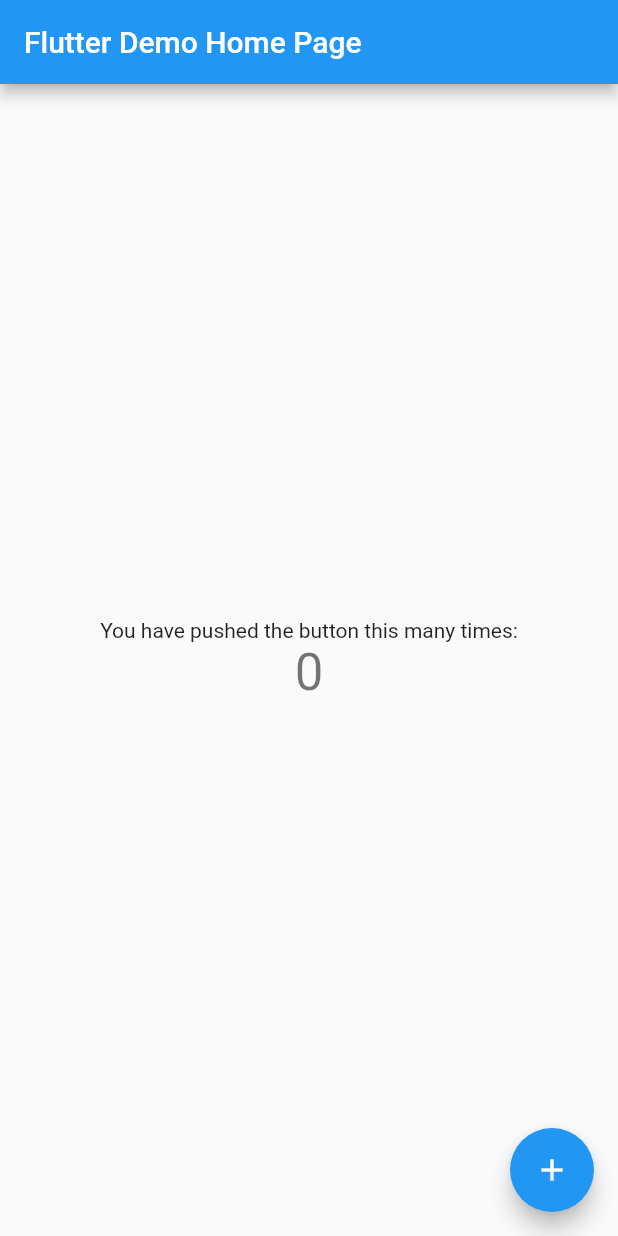
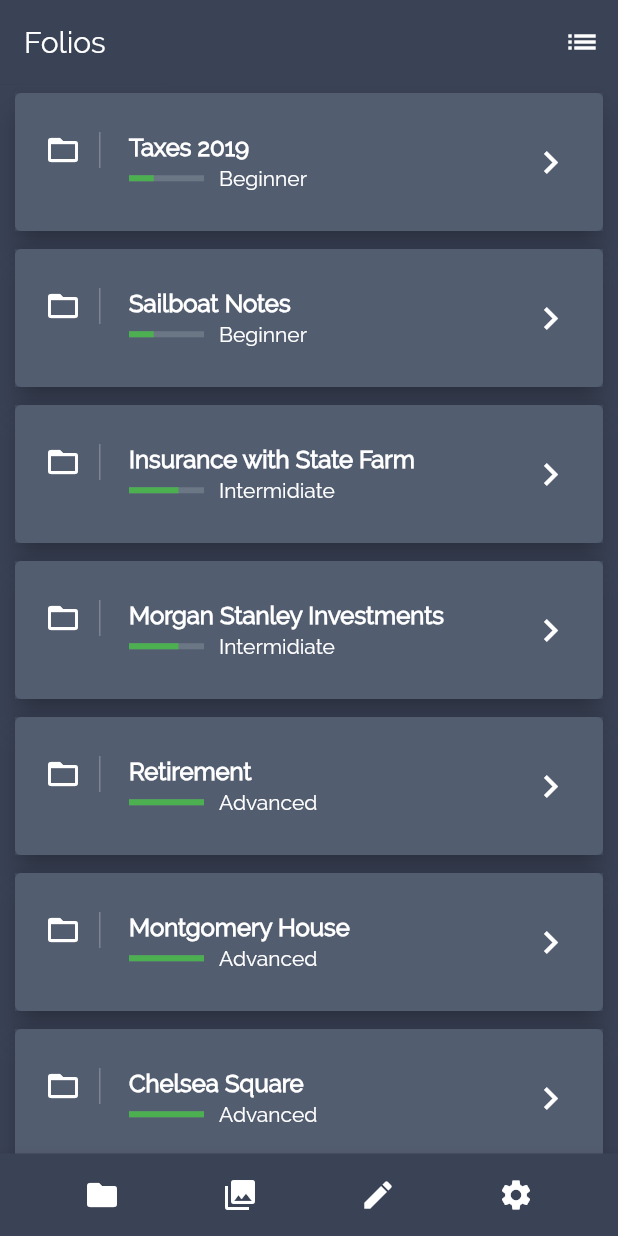
Before and after one commit to xt0fer/folio, a Flutter app: the screen it shows after launch, on a phone screen of 412 x 824 dp. Run offline on Flutter 3.47's test engine with Material 2 defaults, Android fonts, the phone set to English and light mode, and no system bars.

Commit message:
Simple layout, custom content

```diff
--- a/client/folios/lib/main.dart
+++ b/client/folios/lib/main.dart
@@ -1,111 +1,208 @@
+import 'package:folios/model/lesson.dart';
 import 'package:flutter/material.dart';
+import 'package:folios/detail_page.dart';
 
-void main() => runApp(MyApp());
+void main() => runApp(new MyApp());
 
 class MyApp extends StatelessWidget {
   // This widget is the root of your application.
   @override
   Widget build(BuildContext context) {
-    return MaterialApp(
+    return new MaterialApp(
       title: 'Flutter Demo',
-      theme: ThemeData(
-        // This is the theme of your application.
-        //
-        // Try running your application with "flutter run". You'll see the
-        // application has a blue toolbar. Then, without quitting the app, try
-        // changing the primarySwatch below to Colors.green and then invoke
-        // "hot reload" (press "r" in the console where you ran "flutter run",
-        // or simply save your changes to "hot reload" in a Flutter IDE).
-        // Notice that the counter didn't reset back to zero; the application
-        // is not restarted.
-        primarySwatch: Colors.blue,
-      ),
-      home: MyHomePage(title: 'Flutter Demo Home Page'),
+      theme: new ThemeData(
+          primaryColor: Color.fromRGBO(58, 66, 86, 1.0), fontFamily: 'Raleway'),
+      home: new ListPage(title: 'Folios'),
+      // home: DetailPage(),
     );
   }
 }
 
-class MyHomePage extends StatefulWidget {
-  MyHomePage({Key key, this.title}) : super(key: key);
-
-  // This widget is the home page of your application. It is stateful, meaning
-  // that it has a State object (defined below) that contains fields that affect
-  // how it looks.
-
-  // This class is the configuration for the state. It holds the values (in this
-  // case the title) provided by the parent (in this case the App widget) and
-  // used by the build method of the State. Fields in a Widget subclass are
-  // always marked "final".
+class ListPage extends StatefulWidget {
+  ListPage({Key key, this.title}) : super(key: key);
 
   final String title;
 
   @override
-  _MyHomePageState createState() => _MyHomePageState();
+  _ListPageState createState() => _ListPageState();
 }
 
-class _MyHomePageState extends State<MyHomePage> {
-  int _counter = 0;
+class _ListPageState extends State<ListPage> {
+  List lessons;
 
-  void _incrementCounter() {
-    setState(() {
-      // This call to setState tells the Flutter framework that something has
-      // changed in this State, which causes it to rerun the build method below
-      // so that the display can reflect the updated values. If we changed
-      // _counter without calling setState(), then the build method would not be
-      // called again, and so nothing would appear to happen.
-      _counter++;
-    });
+  @override
+  void initState() {
+    lessons = getLessons();
+    super.initState();
   }
 
   @override
   Widget build(BuildContext context) {
-    // This method is rerun every time setState is called, for instance as done
-    // by the _incrementCounter method above.
-    //
-    // The Flutter framework has been optimized to make rerunning build methods
-    // fast, so that you can just rebuild anything that needs updating rather
-    // than having to individually change instances of widgets.
-    return Scaffold(
-      appBar: AppBar(
-        // Here we take the value from the MyHomePage object that was created by
-        // the App.build method, and use it to set our appbar title.
-        title: Text(widget.title),
+    ListTile makeListTile(Lesson lesson) => ListTile(
+          contentPadding:
+              EdgeInsets.symmetric(horizontal: 20.0, vertical: 10.0),
+          leading: Container(
+            padding: EdgeInsets.only(right: 12.0),
+            decoration: new BoxDecoration(
+                border: new Border(
+                    right: new BorderSide(width: 1.0, color: Colors.white24))),
+            child: Icon(Icons.folder_open, color: Colors.white),
+          ),
+          title: Text(
+            lesson.title,
+            style: TextStyle(color: Colors.white, fontWeight: FontWeight.bold),
+          ),
+          // subtitle: Text("Intermediate", style: TextStyle(color: Colors.white)),
+
+          subtitle: Row(
+            children: <Widget>[
+              Expanded(
+                  flex: 1,
+                  child: Container(
+                    // tag: 'hero',
+                    child: LinearProgressIndicator(
+                        backgroundColor: Color.fromRGBO(209, 224, 224, 0.2),
+                        value: lesson.indicatorValue,
+                        valueColor: AlwaysStoppedAnimation(Colors.green)),
+                  )),
+              Expanded(
+                flex: 4,
+                child: Padding(
+                    padding: EdgeInsets.only(left: 10.0),
+                    child: Text(lesson.level,
+                        style: TextStyle(color: Colors.white))),
+              )
+            ],
+          ),
+          trailing:
+              Icon(Icons.keyboard_arrow_right, color: Colors.white, size: 30.0),
+          onTap: () {
+            Navigator.push(
+                context,
+                MaterialPageRoute(
+                    builder: (context) => DetailPage(lesson: lesson)));
+          },
+        );
+
+    Card makeCard(Lesson lesson) => Card(
+          elevation: 8.0,
+          margin: new EdgeInsets.symmetric(horizontal: 10.0, vertical: 6.0),
+          child: Container(
+            decoration: BoxDecoration(color: Color.fromRGBO(64, 75, 96, .9)),
+            child: makeListTile(lesson),
+          ),
+        );
+
+    final makeBody = Container(
+      // decoration: BoxDecoration(color: Color.fromRGBO(58, 66, 86, 1.0)),
+      child: ListView.builder(
+        scrollDirection: Axis.vertical,
+        shrinkWrap: true,
+        itemCount: lessons.length,
+        itemBuilder: (BuildContext context, int index) {
+          return makeCard(lessons[index]);
+        },
       ),
-      body: Center(
-        // Center is a layout widget. It takes a single child and positions it
-        // in the middle of the parent.
-        child: Column(
-          // Column is also layout widget. It takes a list of children and
-          // arranges them vertically. By default, it sizes itself to fit its
-          // children horizontally, and tries to be as tall as its parent.
-          //
-          // Invoke "debug painting" (press "p" in the console, choose the
-          // "Toggle Debug Paint" action from the Flutter Inspector in Android
-          // Studio, or the "Toggle Debug Paint" command in Visual Studio Code)
-          // to see the wireframe for each widget.
-          //
-          // Column has various properties to control how it sizes itself and
-          // how it positions its children. Here we use mainAxisAlignment to
-          // center the children vertically; the main axis here is the vertical
-          // axis because Columns are vertical (the cross axis would be
-          // horizontal).
-          mainAxisAlignment: MainAxisAlignment.center,
+    );
+
+    final makeBottom = Container(
+      height: 55.0,
+      child: BottomAppBar(
+        color: Color.fromRGBO(58, 66, 86, 1.0),
+        child: Row(
+          mainAxisAlignment: MainAxisAlignment.spaceEvenly,
           children: <Widget>[
-            Text(
-              'You have pushed the button this many times:',
+            IconButton(
+              icon: Icon(Icons.folder, color: Colors.white),
+              onPressed: () {},
             ),
-            Text(
-              '$_counter',
-              style: Theme.of(context).textTheme.display1,
+            IconButton(
+              icon: Icon(Icons.collections, color: Colors.white),
+              onPressed: () {},
             ),
+            IconButton(
+              icon: Icon(Icons.create, color: Colors.white),
+              onPressed: () {},
+            ),
+            IconButton(
+              icon: Icon(Icons.settings, color: Colors.white),
+              onPressed: () {},
+            )
           ],
         ),
       ),
-      floatingActionButton: FloatingActionButton(
-        onPressed: _incrementCounter,
-        tooltip: 'Increment',
-        child: Icon(Icons.add),
-      ), // This trailing comma makes auto-formatting nicer for build methods.
+    );
+    final topAppBar = AppBar(
+      elevation: 0.1,
+      backgroundColor: Color.fromRGBO(58, 66, 86, 1.0),
+      title: Text(widget.title),
+      actions: <Widget>[
+        IconButton(
+          icon: Icon(Icons.list),
+          onPressed: () {},
+        )
+      ],
+    );
+
+    return Scaffold(
+      backgroundColor: Color.fromRGBO(58, 66, 86, 1.0),
+      appBar: topAppBar,
+      body: makeBody,
+      bottomNavigationBar: makeBottom,
     );
   }
 }
+
+List getLessons() {
+  return [
+    Lesson(
+        title: "Taxes 2019",
+        level: "Beginner",
+        indicatorValue: 0.33,
+        price: 20,
+        content:
+            "Start by taking a couple of minutes to read the info in this section. Launch your app and click on the Settings menu.  While on the settings page, click the Save button.  You should see a circular progress indicator display in the middle of the page and the user interface elements cannot be clicked due to the modal barrier that is constructed."),
+    Lesson(
+        title: "Sailboat Notes",
+        level: "Beginner",
+        indicatorValue: 0.33,
+        price: 50,
+        content:
+            "Start by taking a couple of minutes to read the info in this section. Launch your app and click on the Settings menu.  While on the settings page, click the Save button.  You should see a circular progress indicator display in the middle of the page and the user interface elements cannot be clicked due to the modal barrier that is constructed."),
+    Lesson(
+        title: "Insurance with State Farm",
+        level: "Intermidiate",
+        indicatorValue: 0.66,
+        price: 30,
+        content:
+            "Start by taking a couple of minutes to read the info in this section. Launch your app and click on the Settings menu.  While on the settings page, click the Save button.  You should see a circular progress indicator display in the middle of the page and the user interface elements cannot be clicked due to the modal barrier that is constructed."),
+    Lesson(
+        title: "Morgan Stanley Investments",
+        level: "Intermidiate",
+        indicatorValue: 0.66,
+        price: 30,
+        content:
+            "Start by taking a couple of minutes to read the info in this section. Launch your app and click on the Settings menu.  While on the settings page, click the Save button.  You should see a circular progress indicator display in the middle of the page and the user interface elements cannot be clicked due to the modal barrier that is constructed."),
+    Lesson(
+        title: "Retirement",
+        level: "Advanced",
+        indicatorValue: 1.0,
+        price: 50,
+        content:
+            "Start by taking a couple of minutes to read the info in this section. Launch your app and click on the Settings menu.  While on the settings page, click the Save button.  You should see a circular progress indicator display in the middle of the page and the user interface elements cannot be clicked due to the modal barrier that is constructed."),
+    Lesson(
+        title: "Montgomery House",
+        level: "Advanced",
+        indicatorValue: 1.0,
+        price: 50,
+        content:
+            "Start by taking a couple of minutes to read the info in this section. Launch your app and click on the Settings menu.  While on the settings page, click the Save button.  You should see a circular progress indicator display in the middle of the page and the user interface elements cannot be clicked due to the modal barrier that is constructed."),
+    Lesson(
+        title: "Chelsea Square",
+        level: "Advanced",
+        indicatorValue: 1.0,
+        price: 50,
+        content:
+            "Start by taking a couple of minutes to read the info in this section. Launch your app and click on the Settings menu.  While on the settings page, click the Save button.  You should see a circular progress indicator display in the middle of the page and the user interface elements cannot be clicked due to the modal barrier that is constructed.  ")
+  ];
+}
--- /dev/null
+++ b/client/folios/lib/model/lesson.dart
@@ -0,0 +1,10 @@
+class Lesson {
+  String title;
+  String level;
+  double indicatorValue;
+  int price;
+  String content;
+
+  Lesson(
+      {this.title, this.level, this.indicatorValue, this.price, this.content});
+}
```
Also changed, not shown: client/folios/lib/detail_page.dart (added, +128 -0 lines), client/folios/pubspec.yaml (+10 -20 lines), client/folios/assets/drive-steering-wheel.jpg (added), client/folios/assets/line.png (added), client/folios/fonts/Raleway-Regular.ttf (added), client/folios/fonts/Raleway-Thin.ttf (added), 16 other files.
